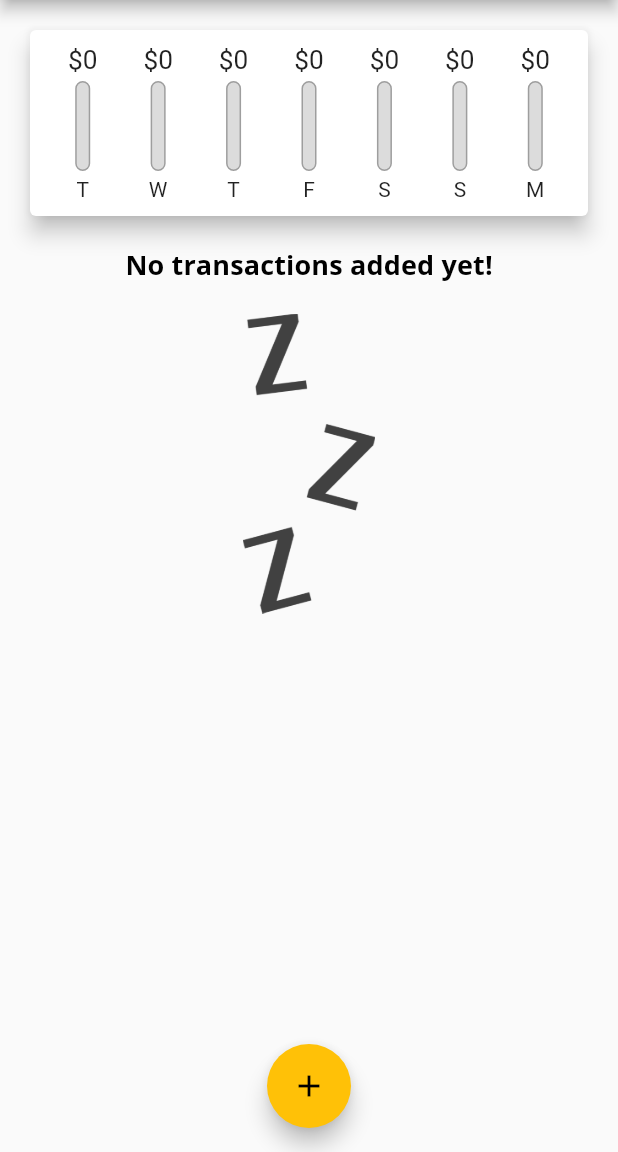
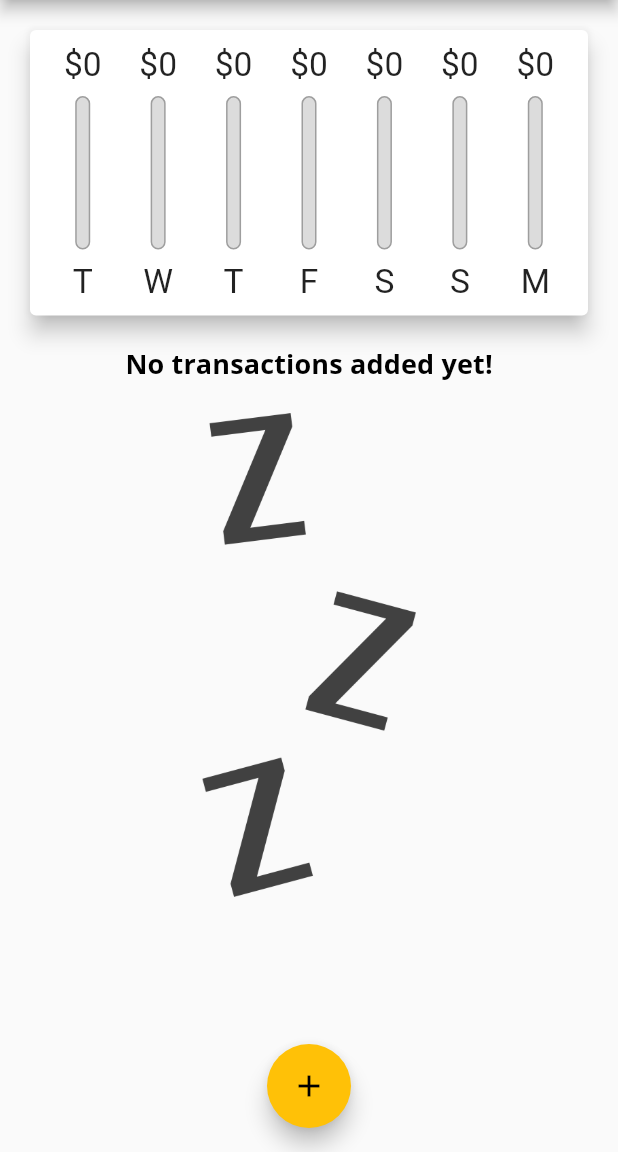
Before and after one commit to GitKurmax/flutter-expenses-app, a Flutter app: the screen it shows after launch, on a phone screen of 412 x 824 dp, the part 84-1236 px from its top. Run offline on Flutter 3.47's test engine with Material 2 defaults, Android fonts, the phone set to English and light mode, and no system bars.

Commit message:
Added adaptive design

```diff
--- a/lib/main.dart
+++ b/lib/main.dart
@@ -1,3 +1,4 @@
+import 'dart:io';
 import 'package:expenses/widgets/new_transaction.dart';
 import 'package:flutter/material.dart';
 import './widgets/transaction_list.dart';
@@ -50,6 +51,7 @@ class MyHomePage extends StatefulWidget {
 
 class _MyHomePageState extends State<MyHomePage> {
   final List<Transaction> _userTransactions = [];
+  bool _showChart = true;
 
   List<Transaction> get _recentTransactions {
     return _userTransactions.where((tx) {
@@ -83,36 +85,72 @@ class _MyHomePageState extends State<MyHomePage> {
 
   void _deleteTransaction(String txId) {
     setState(() {
-      _userTransactions.removeWhere((tx){
+      _userTransactions.removeWhere((tx) {
         return tx.id == txId;
       });
-
     });
   }
 
   @override
   Widget build(BuildContext context) {
+    final mediaQuery = MediaQuery.of(context);
+    final isLandscape = mediaQuery.orientation == Orientation.landscape;
+
+    final appBar =
+        AppBar(title: const Text('Personal Expenses'), actions: <Widget>[
+      IconButton(
+          onPressed: () => _startAddNewTransaction(context),
+          icon: Icon(Icons.add))
+    ]);
+
+    final txListWidget = Container(
+        height: (mediaQuery.size.height -
+                appBar.preferredSize.height -
+                mediaQuery.padding.top) *
+            0.7,
+        child: TransactionList(_userTransactions, _deleteTransaction));
+
     return Scaffold(
-      appBar: AppBar(title: const Text('Personal Expenses'), actions: <Widget>[
-        IconButton(
-            onPressed: () => _startAddNewTransaction(context),
-            icon: Icon(Icons.add))
-      ]),
+      appBar: appBar,
       body: SingleChildScrollView(
         child: Column(
           mainAxisAlignment: MainAxisAlignment.start,
           crossAxisAlignment: CrossAxisAlignment.stretch,
           children: <Widget>[
-            Chart(_recentTransactions),
-            TransactionList(_userTransactions, _deleteTransaction)
+            if (isLandscape)
+              Row(
+                mainAxisAlignment: MainAxisAlignment.center,
+                children: [
+                  Text('Show Chart'),
+                  Switch.adaptive(
+                      activeColor: Theme.of(context).colorScheme.primary,
+                      value: _showChart,
+                      onChanged: (val) {
+                        setState(() {
+                          _showChart = val;
+                        });
+                      })
+                ],
+              ),
+            _showChart || !isLandscape
+                ? Container(
+                    height: (mediaQuery.size.height -
+                            appBar.preferredSize.height -
+                            mediaQuery.padding.top) *
+                        (isLandscape ? 0.6 : 0.3),
+                    child: Chart(_recentTransactions))
+                : txListWidget,
+            if (!isLandscape) txListWidget
           ],
         ),
       ),
       floatingActionButtonLocation: FloatingActionButtonLocation.centerFloat,
-      floatingActionButton: FloatingActionButton(
-        child: Icon(Icons.add),
-        onPressed: () => _startAddNewTransaction(context),
-      ),
+      floatingActionButton: Platform.isIOS
+          ? Container()
+          : FloatingActionButton(
+              child: Icon(Icons.add),
+              onPressed: () => _startAddNewTransaction(context),
+            ),
     );
   }
 }
--- a/lib/widgets/chart_bar.dart
+++ b/lib/widgets/chart_bar.dart
@@ -9,18 +9,19 @@ class ChartBar extends StatelessWidget {
 
   @override
   Widget build(BuildContext context) {
+    return LayoutBuilder(builder: (ctx, constraints) {
       return Column(
         children: <Widget>[
           Container(
-            height: 20,
+              height: constraints.maxHeight * 0.15,
               child: FittedBox(
                 child: Text('\$${spendingAmount.toStringAsFixed(0)}'),
               )),
           SizedBox(
-          height: 4,
+            height: constraints.maxHeight * 0.05,
           ),
           Container(
-          height: 60,
+            height: constraints.maxHeight * 0.6,
             width: 10,
             child: Stack(
               children: <Widget>[
@@ -43,10 +44,11 @@ class ChartBar extends StatelessWidget {
             ),
           ),
           SizedBox(
-          height: 4,
+            height: constraints.maxHeight * 0.05,
           ),
-        Text(label)
+          Container(height: constraints.maxHeight * 0.15, child: FittedBox(child: Text(label)))
         ],
       );
+    });
   }
 }
--- a/lib/widgets/transaction_list.dart
+++ b/lib/widgets/transaction_list.dart
@@ -12,9 +12,10 @@ class TransactionList extends StatelessWidget {
   @override
   Widget build(BuildContext context) {
     return Container(
-        height: 450,
+        height: MediaQuery.of(context).size.height * 0.6,
         child: transactions.isEmpty
-            ? Column(
+            ? LayoutBuilder(builder: (ctx, constraints) {
+                return Column(
                   children: <Widget>[
                     Text(
                       'No transactions added yet!',
@@ -24,11 +25,12 @@ class TransactionList extends StatelessWidget {
                       height: 20,
                     ),
                     Container(
-                      height: 200,
+                        height: constraints.maxHeight * 0.6,
                         child: Image.asset('assets/images/waiting.png',
                             fit: BoxFit.cover)),
                   ],
-              )
+                );
+              })
             : ListView.builder(
                 itemBuilder: (ctx, index) {
                   return Card(
@@ -55,10 +57,24 @@ class TransactionList extends StatelessWidget {
                       subtitle: Text(
                         DateFormat.yMMMd().format(transactions[index].date),
                       ),
-                      trailing: IconButton(
+                      trailing: MediaQuery.of(context).size.width > 460
+                          ? TextButton.icon(
+                              style: ButtonStyle(
+                                  foregroundColor:
+                                      MaterialStateProperty.all<Color>(
+                                          Theme.of(context).errorColor)),
+                              icon: Icon(Icons.delete),
+                              label: Text(
+                                'Delete',
+                              ),
+                              onPressed: () =>
+                                  deleteTransaction(transactions[index].id),
+                            )
+                          : IconButton(
                               icon: Icon(Icons.delete),
                               color: Theme.of(context).errorColor,
-                          onPressed: () => deleteTransaction(transactions[index].id),
+                              onPressed: () =>
+                                  deleteTransaction(transactions[index].id),
                             ),
                     ),
                   );
```
Also changed, not shown: lib/widgets/new_transaction.dart (+9 -2 lines). Lines whose indentation alone changed are shown as unchanged.
